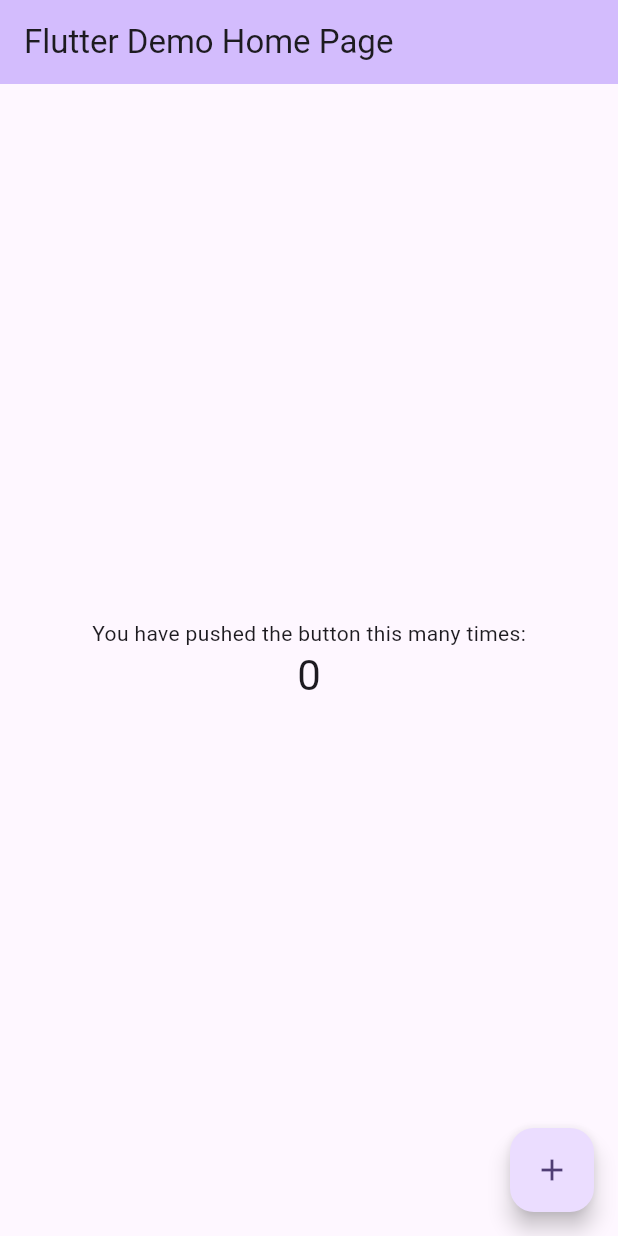
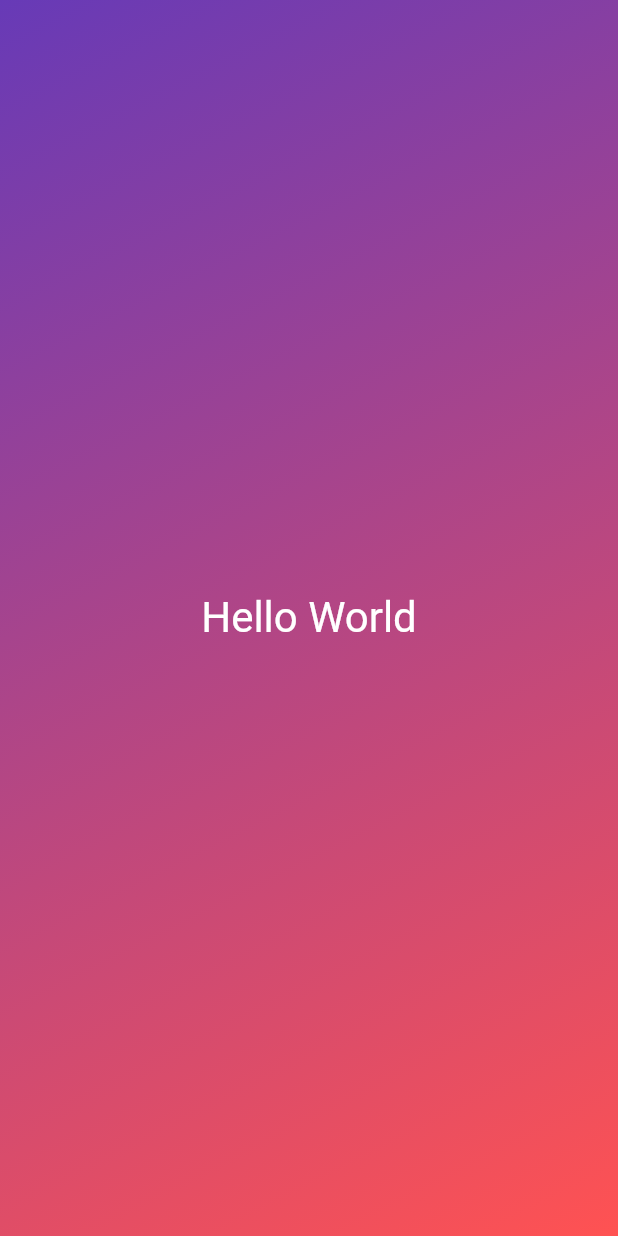
Before and after one commit to Blue89Azul/flutter, a Flutter app: the screen it shows after launch, on a phone screen of 412 x 824 dp. Run offline on Flutter 3.47's test engine with Material 2 defaults, Android fonts, the phone set to English and light mode, and no system bars.

Commit message:
add "Hello World"

```diff
--- a/lib/main.dart
+++ b/lib/main.dart
@@ -1,125 +1,24 @@
 import 'package:flutter/material.dart';
 
 void main() {
-  runApp(const MyApp());
-}
-
-class MyApp extends StatelessWidget {
-  const MyApp({super.key});
-
-  // This widget is the root of your application.
-  @override
-  Widget build(BuildContext context) {
-    return MaterialApp(
-      title: 'Flutter Demo',
-      theme: ThemeData(
-        // This is the theme of your application.
-        //
-        // TRY THIS: Try running your application with "flutter run". You'll see
-        // the application has a blue toolbar. Then, without quitting the app,
-        // try changing the seedColor in the colorScheme below to Colors.green
-        // and then invoke "hot reload" (save your changes or press the "hot
-        // reload" button in a Flutter-supported IDE, or press "r" if you used
-        // the command line to start the app).
-        //
-        // Notice that the counter didn't reset back to zero; the application
-        // state is not lost during the reload. To reset the state, use hot
-        // restart instead.
-        //
-        // This works for code too, not just values: Most code changes can be
-        // tested with just a hot reload.
-        colorScheme: ColorScheme.fromSeed(seedColor: Colors.deepPurple),
-        useMaterial3: true,
-      ),
-      home: const MyHomePage(title: 'Flutter Demo Home Page'),
-    );
-  }
-}
-
-class MyHomePage extends StatefulWidget {
-  const MyHomePage({super.key, required this.title});
-
-  // This widget is the home page of your application. It is stateful, meaning
-  // that it has a State object (defined below) that contains fields that affect
-  // how it looks.
-
-  // This class is the configuration for the state. It holds the values (in this
-  // case the title) provided by the parent (in this case the App widget) and
-  // used by the build method of the State. Fields in a Widget subclass are
-  // always marked "final".
-
-  final String title;
-
-  @override
-  State<MyHomePage> createState() => _MyHomePageState();
-}
-
-class _MyHomePageState extends State<MyHomePage> {
-  int _counter = 0;
-
-  void _incrementCounter() {
-    setState(() {
-      // This call to setState tells the Flutter framework that something has
-      // changed in this State, which causes it to rerun the build method below
-      // so that the display can reflect the updated values. If we changed
-      // _counter without calling setState(), then the build method would not be
-      // called again, and so nothing would appear to happen.
-      _counter++;
-    });
-  }
-
-  @override
-  Widget build(BuildContext context) {
-    // This method is rerun every time setState is called, for instance as done
-    // by the _incrementCounter method above.
-    //
-    // The Flutter framework has been optimized to make rerunning build methods
-    // fast, so that you can just rebuild anything that needs updating rather
-    // than having to individually change instances of widgets.
-    return Scaffold(
-      appBar: AppBar(
-        // TRY THIS: Try changing the color here to a specific color (to
-        // Colors.amber, perhaps?) and trigger a hot reload to see the AppBar
-        // change color while the other colors stay the same.
-        backgroundColor: Theme.of(context).colorScheme.inversePrimary,
-        // Here we take the value from the MyHomePage object that was created by
-        // the App.build method, and use it to set our appbar title.
-        title: Text(widget.title),
-      ),
-      body: Center(
-        // Center is a layout widget. It takes a single child and positions it
-        // in the middle of the parent.
-        child: Column(
-          // Column is also a layout widget. It takes a list of children and
-          // arranges them vertically. By default, it sizes itself to fit its
-          // children horizontally, and tries to be as tall as its parent.
-          //
-          // Column has various properties to control how it sizes itself and
-          // how it positions its children. Here we use mainAxisAlignment to
-          // center the children vertically; the main axis here is the vertical
-          // axis because Columns are vertical (the cross axis would be
-          // horizontal).
-          //
-          // TRY THIS: Invoke "debug painting" (choose the "Toggle Debug Paint"
-          // action in the IDE, or press "p" in the console), to see the
-          // wireframe for each widget.
-          mainAxisAlignment: MainAxisAlignment.center,
-          children: <Widget>[
-            const Text(
-              'You have pushed the button this many times:',
+  runApp(MaterialApp(
+    home: Scaffold(
+      body: Container(
+        decoration: const BoxDecoration(
+            gradient: LinearGradient(
+                colors: [Colors.deepPurple, Colors.redAccent],
+                begin: Alignment.topLeft,
+                end: Alignment.bottomRight)),
+        child: const Center(
+          child: Text(
+            'Hello World',
+            style: TextStyle(
+              color: Colors.white,
+              fontSize: 28,
             ),
-            Text(
-              '$_counter',
-              style: Theme.of(context).textTheme.headlineMedium,
-            ),
-          ],
+          ),
         ),
       ),
-      floatingActionButton: FloatingActionButton(
-        onPressed: _incrementCounter,
-        tooltip: 'Increment',
-        child: const Icon(Icons.add),
-      ), // This trailing comma makes auto-formatting nicer for build methods.
-    );
-  }
+    ),
+  ));
 }
```
